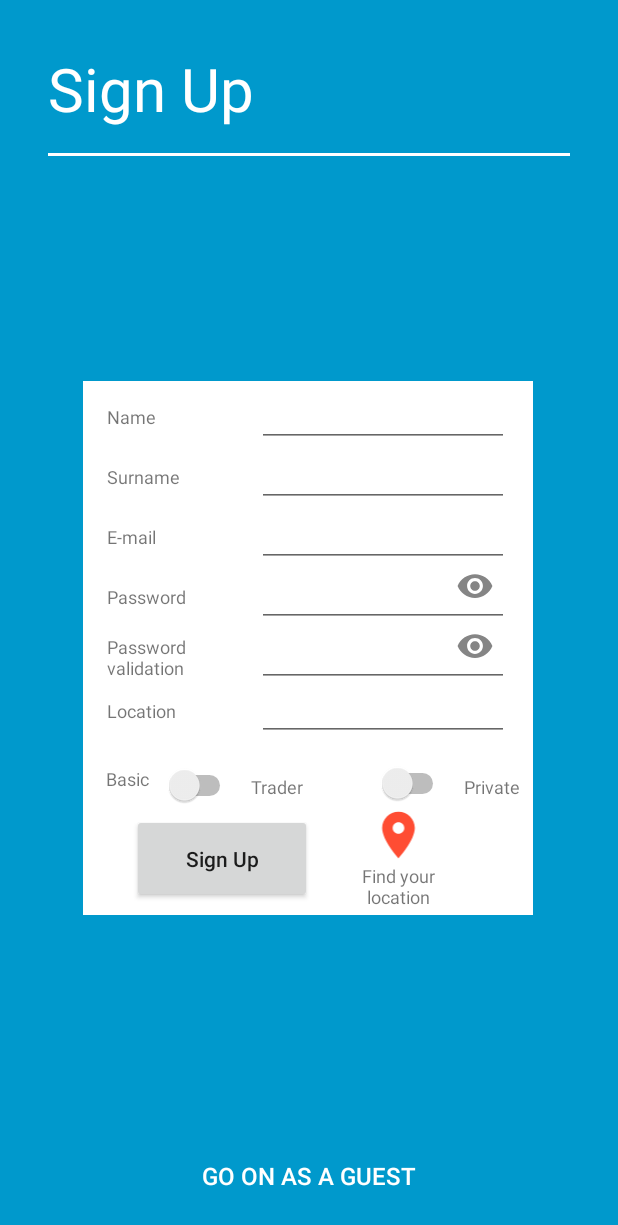
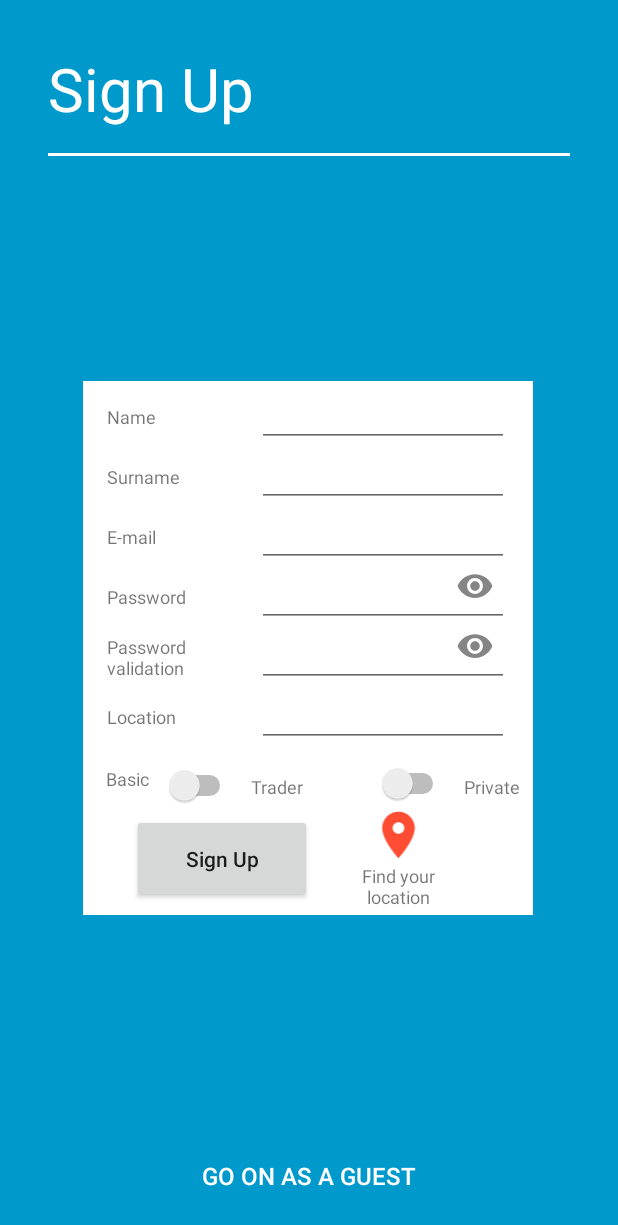
Before and after one commit to bounswe/bounswe2019group4, an Android app: the SignupFragment screen opened through its navigation route, on a phone screen of 412 x 824 dp. Shown: the top 1225 px of the screen. Run offline under Robolectric (Android 15) with nearby library versions, the phone set to English and light mode, and no system bars.

Commit message:
Update the sign-up layout file

```diff
--- a/app/android/app/src/main/res/layout/signup_part.xml
+++ b/app/android/app/src/main/res/layout/signup_part.xml
@@ -29,6 +29,7 @@
         android:layout_marginRight="16dp"
         android:textSize="12sp"
         app:layout_constraintEnd_toEndOf="parent"
+        app:layout_constraintHorizontal_bias="0.0"
         app:layout_constraintStart_toEndOf="@id/signup_nameTag_textView"
         app:layout_constraintTop_toTopOf="parent" />
 
@@ -141,13 +142,12 @@
         android:id="@+id/signup_location_editText"
         android:layout_width="0dp"
         android:layout_height="@dimen/height_edit_text"
-        android:layout_marginTop="196dp"
         android:layout_marginRight="16dp"
         android:textSize="12sp"
         app:layout_constraintEnd_toEndOf="parent"
-        app:layout_constraintHorizontal_bias="1.0"
+        app:layout_constraintHorizontal_bias="0.937"
         app:layout_constraintStart_toEndOf="@id/signup_locationTag_textView"
-        app:layout_constraintTop_toTopOf="parent" />
+        app:layout_constraintTop_toBottomOf="@id/signup_iban_editText"/>
 
     <ImageView
         android:id="@+id/signup_password_eye_image"
```
